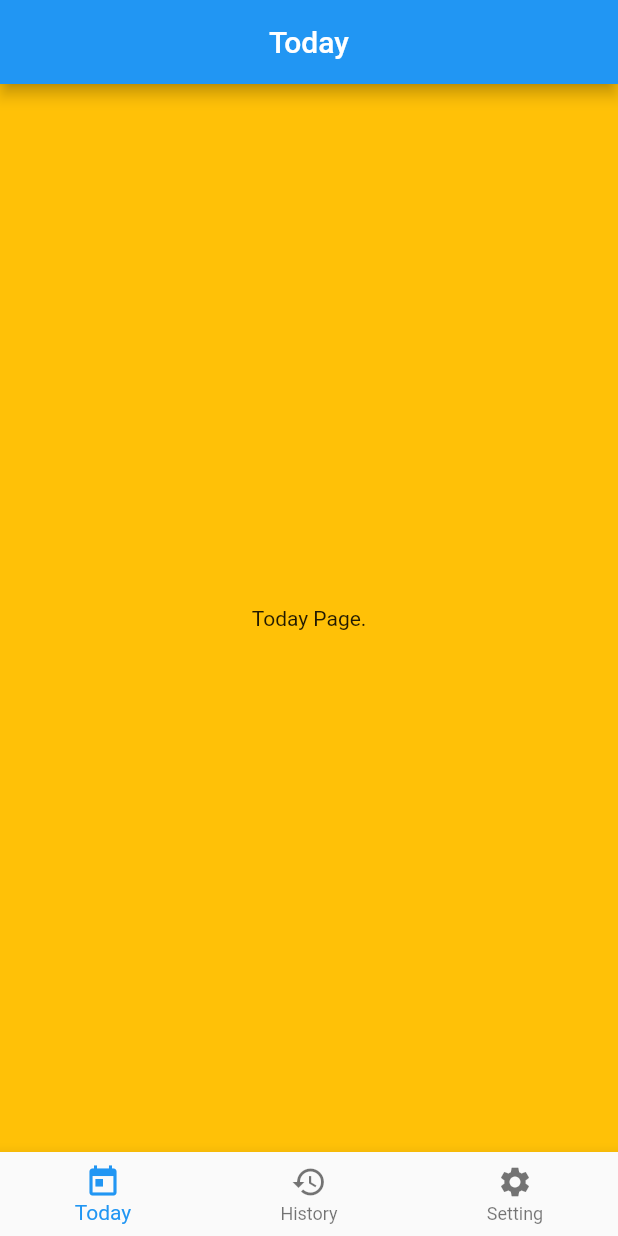
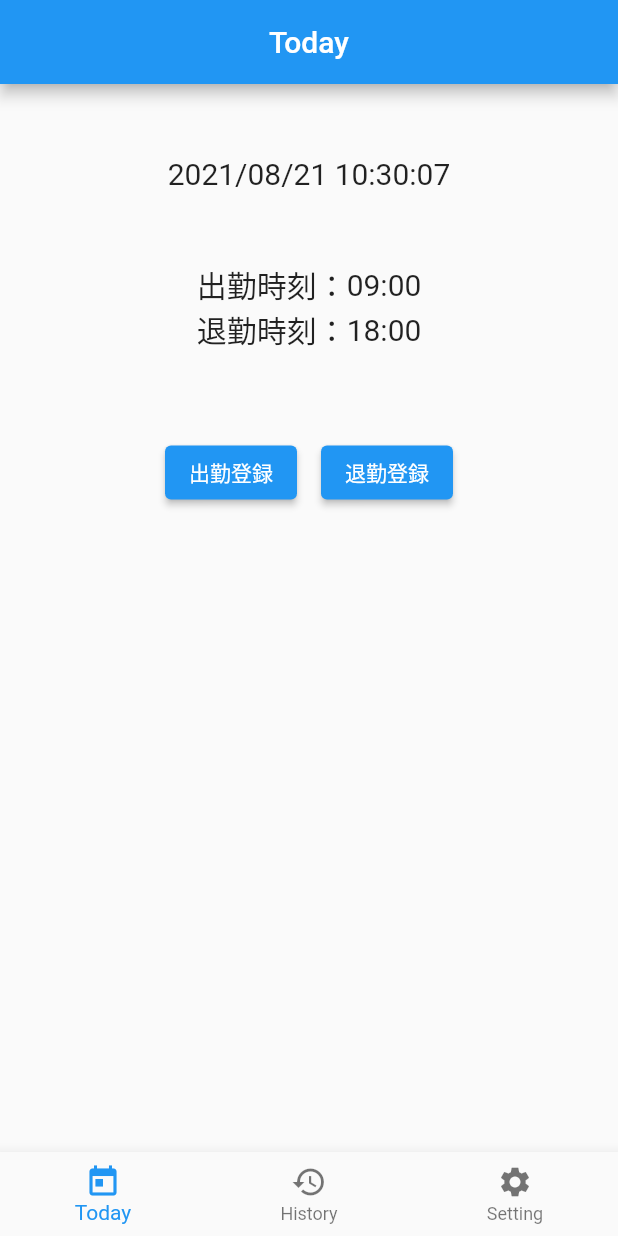
Before and after one commit to nfrutta/flutter-samples, a Flutter app: the screen it shows after launch, on a phone screen of 412 x 824 dp. Run offline on Flutter 3.47's test engine with Material 2 defaults, Android fonts, the phone set to English and light mode, and no system bars; our stand-ins replace cloud_firestore, firebase_core, flutter_slidable; accounts and stored records are empty.

Commit message:
today画面実装中

```diff
--- a/project/simple_timecard/lib/today/today_model.dart
+++ b/project/simple_timecard/lib/today/today_model.dart
@@ -1,3 +1,22 @@
+import 'dart:async';
+
 import 'package:flutter/cupertino.dart';
+import 'package:intl/intl.dart';
 
-class TodayModel extends ChangeNotifier {}
+class TodayModel extends ChangeNotifier {
+  Timer? _timer;
+  String datetimeString = '';
+
+  void startTimer() {
+    var a = DateTime.now();
+    datetimeString = DateFormat('yyyy/MM/dd hh:mm:ss').format(a);
+    _timer = Timer.periodic(Duration(seconds: 1), _onTimer);
+    notifyListeners();
+  }
+
+  void _onTimer(Timer timer) {
+    var a = DateTime.now();
+    datetimeString = DateFormat('yyyy/MM/dd hh:mm:ss').format(a);
+    notifyListeners();
+  }
+}
--- a/project/simple_timecard/lib/today/today_page.dart
+++ b/project/simple_timecard/lib/today/today_page.dart
@@ -7,12 +7,86 @@ class TodayPage extends StatelessWidget {
   @override
   Widget build(BuildContext context) {
     return ChangeNotifierProvider<TodayModel>(
-      create: (_) => TodayModel(),
+      create: (_) => TodayModel()..startTimer(),
       child: Scaffold(
-        backgroundColor: Colors.amber,
         body: Center(
           child: Consumer<TodayModel>(builder: (context, model, child) {
-            return Text('Today Page.');
+            return Column(
+              children: [
+                SizedBox(
+                  height: 48,
+                ),
+                Text(
+                  model.datetimeString,
+                  style: TextStyle(
+                    fontSize: 20,
+                  ),
+                ),
+                SizedBox(
+                  height: 48,
+                ),
+                Row(
+                  mainAxisAlignment: MainAxisAlignment.center,
+                  children: [
+                    Text(
+                      '出勤時刻：',
+                      style: TextStyle(
+                        fontSize: 20,
+                      ),
+                    ),
+                    Text(
+                      '09:00',
+                      style: TextStyle(
+                        fontSize: 20,
+                      ),
+                    ),
+                  ],
+                ),
+                Row(
+                  mainAxisAlignment: MainAxisAlignment.center,
+                  children: [
+                    Text(
+                      '退勤時刻：',
+                      style: TextStyle(
+                        fontSize: 20,
+                      ),
+                    ),
+                    Text(
+                      '18:00',
+                      style: TextStyle(
+                        fontSize: 20,
+                      ),
+                    ),
+                  ],
+                ),
+                SizedBox(
+                  height: 48,
+                ),
+                Row(
+                  mainAxisAlignment: MainAxisAlignment.center,
+                  children: [
+                    Padding(
+                      padding: const EdgeInsets.all(8.0),
+                      child: ElevatedButton(
+                          onPressed: () {
+                            print('click!');
+                            // TODO
+                          },
+                          child: Text('出勤登録')),
+                    ),
+                    Padding(
+                      padding: const EdgeInsets.all(8.0),
+                      child: ElevatedButton(
+                          onPressed: () {
+                            print('click!');
+                            // TODO
+                          },
+                          child: Text('退勤登録')),
+                    ),
+                  ],
+                ),
+              ],
+            );
           }),
         ),
       ),
--- a/project/simple_timecard/pubspec.yaml
+++ b/project/simple_timecard/pubspec.yaml
@@ -29,6 +29,7 @@ dependencies:
   # Use with the CupertinoIcons class for iOS style icons.
   cupertino_icons: ^1.0.2
   provider: ^5.0.0
+  intl: ^0.17.0
 
 dev_dependencies:
   flutter_test:
```
Also changed, not shown: project/simple_timecard/pubspec.lock.
